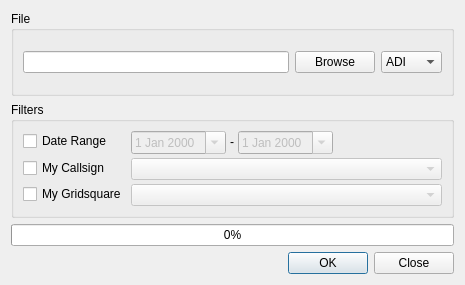
This is ui/ExportDialog.ui in k5mcd/QLog as Qt 5 draws it before an edit. The edited form follows.
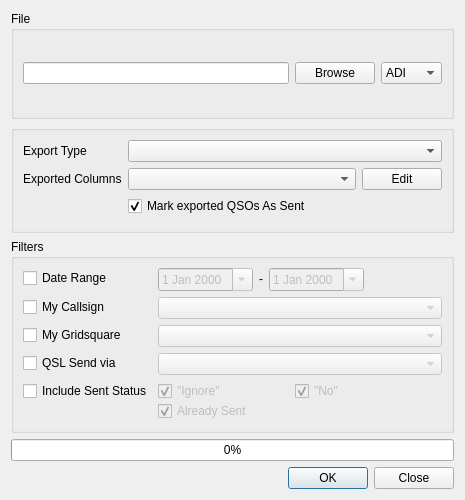
This is the edited form. Icons and pictures are not drawn.

Commit message:
Export: Added Export Types; Added CSV export
Currently, there are two export types:
1) Generic export type - the same type as an original export - it exports
   all QSOs based on the filter
2) Paper QSL export type - exports QSO based on QSL Sent Status
   and adds additional filters. At the end, it marks QSO as sent.

- Added new CSV export
- Reworked exports, all types (ADI/x, JSON, CSV) export ADIF's name of
  fields.
- Added Export column definitions - Pre-defined or custom settings.
  The column setting is stored to the configuration file.

What changed in the file:
```diff
--- a/ui/ExportDialog.ui
+++ b/ui/ExportDialog.ui
@@ -7,7 +7,7 @@
     <x>0</x>
     <y>0</y>
     <width>465</width>
-    <height>285</height>
+    <height>500</height>
    </rect>
   </property>
   <property name="minimumSize">
@@ -29,31 +29,6 @@
       <string>File</string>
      </property>
      <layout class="QGridLayout" name="gridLayout">
-      <item row="0" column="2">
-       <widget class="QComboBox" name="typeSelect">
-        <property name="sizePolicy">
-         <sizepolicy hsizetype="Maximum" vsizetype="Fixed">
-          <horstretch>0</horstretch>
-          <verstretch>0</verstretch>
-         </sizepolicy>
-        </property>
-        <item>
-         <property name="text">
-          <string notr="true">ADI</string>
-         </property>
-        </item>
-        <item>
-         <property name="text">
-          <string>ADX</string>
-         </property>
-        </item>
-        <item>
-         <property name="text">
-          <string>JSON</string>
-         </property>
-        </item>
-       </widget>
-      </item>
       <item row="0" column="0">
        <widget class="QLineEdit" name="fileEdit">
         <property name="focusPolicy">
@@ -75,6 +50,121 @@
         </property>
        </widget>
       </item>
+      <item row="0" column="2">
+       <widget class="QComboBox" name="typeSelect">
+        <property name="sizePolicy">
+         <sizepolicy hsizetype="Maximum" vsizetype="Fixed">
+          <horstretch>0</horstretch>
+          <verstretch>0</verstretch>
+         </sizepolicy>
+        </property>
+        <item>
+         <property name="text">
+          <string notr="true">ADI</string>
+         </property>
+        </item>
+        <item>
+         <property name="text">
+          <string>ADX</string>
+         </property>
+        </item>
+        <item>
+         <property name="text">
+          <string>CSV</string>
+         </property>
+        </item>
+        <item>
+         <property name="text">
+          <string>JSON</string>
+         </property>
+        </item>
+       </widget>
+      </item>
+     </layout>
+    </widget>
+   </item>
+   <item>
+    <widget class="QGroupBox" name="settingGroup">
+     <property name="sizePolicy">
+      <sizepolicy hsizetype="Expanding" vsizetype="Preferred">
+       <horstretch>0</horstretch>
+       <verstretch>0</verstretch>
+      </sizepolicy>
+     </property>
+     <property name="title">
+      <string/>
+     </property>
+     <layout class="QFormLayout" name="formLayout_2">
+      <item row="0" column="0">
+       <widget class="QLabel" name="label">
+        <property name="text">
+         <string>Export Type</string>
+        </property>
+       </widget>
+      </item>
+      <item row="0" column="1">
+       <widget class="QComboBox" name="exportTypeCombo">
+        <property name="sizePolicy">
+         <sizepolicy hsizetype="Expanding" vsizetype="Fixed">
+          <horstretch>0</horstretch>
+          <verstretch>0</verstretch>
+         </sizepolicy>
+        </property>
+       </widget>
+      </item>
+      <item row="1" column="0">
+       <widget class="QLabel" name="exportedColumnsLabel">
+        <property name="text">
+         <string>Exported Columns</string>
+        </property>
+       </widget>
+      </item>
+      <item row="1" column="1">
+       <layout class="QHBoxLayout" name="horizontalLayout_4">
+        <property name="spacing">
+         <number>6</number>
+        </property>
+        <item>
+         <widget class="QComboBox" name="exportedColumnsCombo">
+          <property name="sizePolicy">
+           <sizepolicy hsizetype="Expanding" vsizetype="Fixed">
+            <horstretch>0</horstretch>
+            <verstretch>0</verstretch>
+           </sizepolicy>
+          </property>
+          <property name="toolTip">
+           <string>Select one of the pre-defined sets of columns or define your own set of columns</string>
+          </property>
+         </widget>
+        </item>
+        <item>
+         <widget class="QPushButton" name="exportedColumnsButton">
+          <property name="sizePolicy">
+           <sizepolicy hsizetype="Maximum" vsizetype="Fixed">
+            <horstretch>0</horstretch>
+            <verstretch>0</verstretch>
+           </sizepolicy>
+          </property>
+          <property name="toolTip">
+           <string>Edit current set of columns</string>
+          </property>
+          <property name="text">
+           <string>Edit</string>
+          </property>
+         </widget>
+        </item>
+       </layout>
+      </item>
+      <item row="2" column="1">
+       <widget class="QCheckBox" name="markAsSentCheckbox">
+        <property name="text">
+         <string>Mark exported QSOs As Sent</string>
+        </property>
+        <property name="checked">
+         <bool>true</bool>
+        </property>
+       </widget>
+      </item>
      </layout>
     </widget>
    </item>
@@ -90,15 +180,6 @@
       <string>Filters</string>
      </property>
      <layout class="QFormLayout" name="formLayout">
-      <property name="formAlignment">
-       <set>Qt::AlignLeading|Qt::AlignLeft|Qt::AlignVCenter</set>
-      </property>
-      <property name="horizontalSpacing">
-       <number>4</number>
-      </property>
-      <property name="verticalSpacing">
-       <number>4</number>
-      </property>
       <item row="0" column="0">
        <widget class="QCheckBox" name="dateRangeCheckBox">
         <property name="sizePolicy">
@@ -212,16 +293,6 @@
         </property>
        </widget>
       </item>
-      <item row="2" column="1">
-       <widget class="QComboBox" name="myGridComboBox">
-        <property name="enabled">
-         <bool>false</bool>
-        </property>
-        <property name="toolTip">
-         <string>Export only QSOs that match the selected My Gridsquare</string>
-        </property>
-       </widget>
-      </item>
       <item row="2" column="0">
        <widget class="QCheckBox" name="myGridCheckBox">
         <property name="toolTip">
@@ -232,6 +303,146 @@
         </property>
        </widget>
       </item>
+      <item row="2" column="1">
+       <widget class="QComboBox" name="myGridComboBox">
+        <property name="enabled">
+         <bool>false</bool>
+        </property>
+        <property name="toolTip">
+         <string>Export only QSOs that match the selected My Gridsquare</string>
+        </property>
+       </widget>
+      </item>
+      <item row="3" column="0">
+       <widget class="QCheckBox" name="qslSendViaCheckbox">
+        <property name="toolTip">
+         <string>Export only QSOs that match the selected QSL Send Via value</string>
+        </property>
+        <property name="text">
+         <string>QSL Send via</string>
+        </property>
+       </widget>
+      </item>
+      <item row="3" column="1">
+       <widget class="QComboBox" name="qslSendViaComboBox">
+        <property name="enabled">
+         <bool>false</bool>
+        </property>
+        <property name="toolTip">
+         <string>Export only QSOs that match the selected QSL Send Via value</string>
+        </property>
+       </widget>
+      </item>
+      <item row="4" column="0">
+       <widget class="QCheckBox" name="addlSentStatusCheckbox">
+        <property name="toolTip">
+         <string>Include unusual QSO Sent statuses</string>
+        </property>
+        <property name="text">
+         <string>Include Sent Status</string>
+        </property>
+       </widget>
+      </item>
+      <item row="4" column="1">
+       <layout class="QHBoxLayout" name="sentStatusLayout">
+        <item>
+         <layout class="QVBoxLayout" name="verticalLayout_2">
+          <property name="spacing">
+           <number>0</number>
+          </property>
+          <property name="topMargin">
+           <number>0</number>
+          </property>
+          <property name="rightMargin">
+           <number>0</number>
+          </property>
+          <item>
+           <layout class="QHBoxLayout" name="horizontalLayout_2">
+            <property name="rightMargin">
+             <number>10</number>
+            </property>
+            <item>
+             <widget class="QCheckBox" name="addlSentStatusICheckBox">
+              <property name="enabled">
+               <bool>false</bool>
+              </property>
+              <property name="sizePolicy">
+               <sizepolicy hsizetype="Expanding" vsizetype="Fixed">
+                <horstretch>0</horstretch>
+                <verstretch>0</verstretch>
+               </sizepolicy>
+              </property>
+              <property name="toolTip">
+               <string>Under normal circumstances this status means &lt;b&gt;&quot;Ignore/Invalid&quot;&lt;/b&gt;.&lt;br/&gt;However, it may sometimes be wanted to ignore this setting when sending a QSL.</string>
+              </property>
+              <property name="text">
+               <string>&quot;Ignore&quot;</string>
+              </property>
+              <property name="checked">
+               <bool>true</bool>
+              </property>
+             </widget>
+            </item>
+            <item>
+             <widget class="QCheckBox" name="addlSentStatusNCheckBox">
+              <property name="enabled">
+               <bool>false</bool>
+              </property>
+              <property name="sizePolicy">
+               <sizepolicy hsizetype="Expanding" vsizetype="Fixed">
+                <horstretch>0</horstretch>
+                <verstretch>0</verstretch>
+               </sizepolicy>
+              </property>
+              <property name="toolTip">
+               <string>Under normal circumstances this status means &lt;b&gt;&quot;do not send&quot;&lt;/b&gt;.&lt;br/&gt;However, it may sometimes be wanted to ignore this setting when sending a QSL.</string>
+              </property>
+              <property name="text">
+               <string>&quot;No&quot;</string>
+              </property>
+              <property name="checked">
+               <bool>true</bool>
+              </property>
+             </widget>
+            </item>
+           </layout>
+          </item>
+          <item>
+           <layout class="QHBoxLayout" name="horizontalLayout_3">
+            <property name="topMargin">
+             <number>0</number>
+            </property>
+            <property name="rightMargin">
+             <number>0</number>
+            </property>
+            <item>
+             <widget class="QCheckBox" name="addlSentStatusAlreadySentCheckBox">
+              <property name="enabled">
+               <bool>false</bool>
+              </property>
+              <property name="sizePolicy">
+               <sizepolicy hsizetype="Expanding" vsizetype="Fixed">
+                <horstretch>0</horstretch>
+                <verstretch>0</verstretch>
+               </sizepolicy>
+              </property>
+              <property name="toolTip">
+               <string>Resend already sent QSOs</string>
+              </property>
+              <property name="text">
+               <string>Already Sent</string>
+              </property>
+              <property name="checked">
+               <bool>true</bool>
+              </property>
+             </widget>
+            </item>
+           </layout>
+          </item>
+         </layout>
+        </item>
+       </layout>
+      </item>
      </layout>
     </widget>
    </item>
```
Left out of the diff: 123 changed lines with no effect on the pictures. The commit also changes 18 other files.
